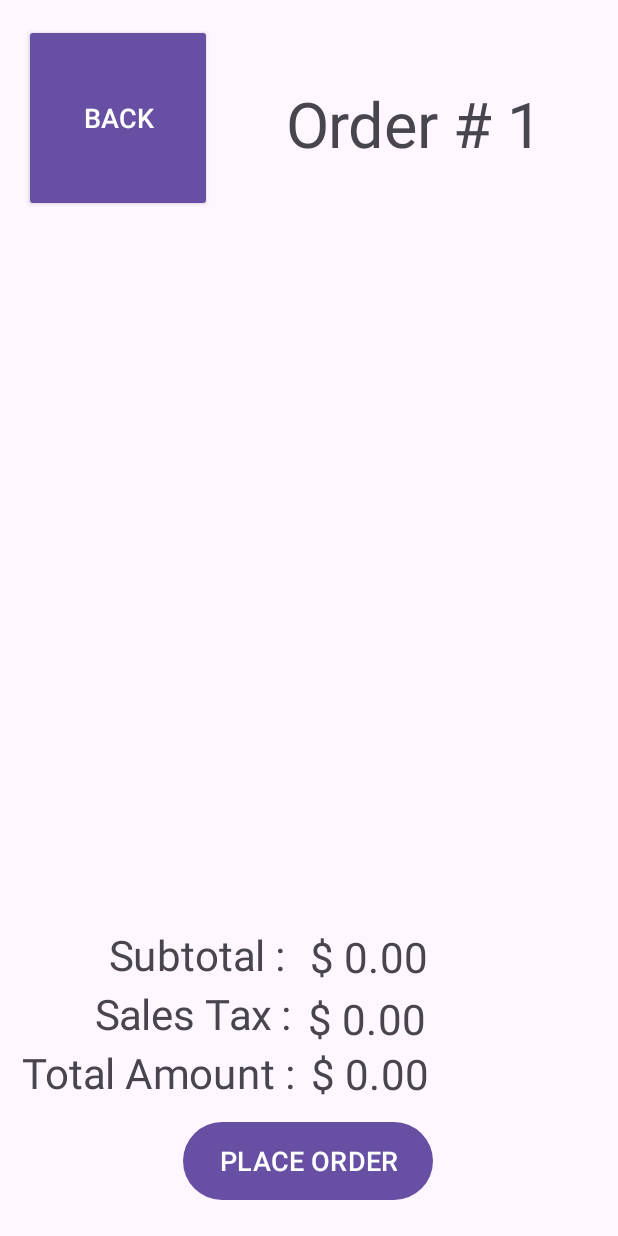
After one commit to benleiby/OrderManagerForAndroid, an Android app: the CurrentOrderActivity screen opened directly, with no data from a screen before it, on a phone screen of 412 x 824 dp. The commit adds this screen. Run offline under Robolectric (Android 15) with nearby library versions, the phone set to English and light mode, and no system bars.

Commit message:
CurrentOrder function.

```diff
--- a/app/src/main/AndroidManifest.xml
+++ b/app/src/main/AndroidManifest.xml
@@ -13,6 +13,9 @@
             android:theme="@style/Theme.OrderManagerForAndroid"
             tools:targetApi="31">
         <activity
+                android:name=".CurrentOrderActivity"
+                android:exported="false"/>
+        <activity
                 android:name=".DonutActivity"
                 android:exported="false"/>
         <activity
--- /dev/null
+++ b/app/src/main/java/com/example/ordermanagerforandroid/CurrentOrderActivity.java
@@ -0,0 +1,116 @@
+package com.example.ordermanagerforandroid;
+
+import android.annotation.SuppressLint;
+import android.app.AlertDialog;
+import android.content.DialogInterface;
+import android.view.View;
+import android.widget.TextView;
+import android.widget.Toast;
+import androidx.appcompat.app.AppCompatActivity;
+import android.os.Bundle;
+import androidx.recyclerview.widget.LinearLayoutManager;
+import androidx.recyclerview.widget.RecyclerView;
+
+import java.util.ArrayList;
+
+public class CurrentOrderActivity extends AppCompatActivity implements ItemAdapter.OnItemRemovedListener {
+
+    DataManager globalData;
+    TextView header;
+    TextView subtotalDisplay, salesTaxDisplay, totalDisplay;
+    ArrayList<MenuItem> items;
+    RecyclerView rcView;
+    ItemAdapter adapter;
+
+
+    @Override
+    protected void onCreate(Bundle savedInstanceState) {
+
+        super.onCreate(savedInstanceState);
+        setContentView(R.layout.activity_current_order);
+        globalData = DataManager.getDataManager();
+
+        // Set header txt
+        header = findViewById(R.id.currentOrderHeader);
+        String headerStr = "Order # " + globalData.getCurrentOrder().getORDER_NUMBER();
+        header.setText(headerStr);
+
+        // RCView Config
+        rcView = findViewById(R.id.orderRecyclerView);
+        items = globalData.getCurrentOrder().getItems();
+        adapter = new ItemAdapter(this, items);
+        rcView.setAdapter(adapter);
+        rcView.setLayoutManager(new LinearLayoutManager(this));
+
+        // Total displays
+        subtotalDisplay = findViewById(R.id.subTotalDisplay);
+        salesTaxDisplay = findViewById(R.id.salesTaxDisplay);
+        totalDisplay = findViewById(R.id.totalDisplay);
+
+        adapter.setOnItemRemovedListener(this);
+
+        updatePrices();
+
+    }
+
+    private void updatePrices() {
+
+        @SuppressLint("DefaultLocale") String subTotalStr = String.format("$ %.2f", globalData.getCurrentOrder().subTotal());
+        subtotalDisplay.setText(subTotalStr);
+        @SuppressLint("DefaultLocale") String taxStr = String.format("$ %.2f", globalData.getCurrentOrder().salesTax());
+        salesTaxDisplay.setText(taxStr);
+        @SuppressLint("DefaultLocale") String totalStr = String.format("$ %.2f", globalData.getCurrentOrder().totalAmount());
+        totalDisplay.setText(totalStr);
+
+    }
+
+    private void updateRcView() {
+
+        items = globalData.getCurrentOrder().getItems();
+        adapter = new ItemAdapter(this, items);
+        rcView.setAdapter(adapter);
+
+    }
+
+    public void back(View view) {
+        finish();
+    }
+
+    @Override
+    public void onItemRemoved() {
+        updatePrices();
+        updateRcView();
+    }
+
+    public void onPlaceOrderButtonClicked(View view) {
+
+        if (globalData.getCurrentOrder().getItems().isEmpty()) {
+            String toastMessage = "Order is empty.";
+            Toast.makeText(view.getContext(), toastMessage, Toast.LENGTH_SHORT).show();
+            return;
+        }
+
+        AlertDialog.Builder builder = new AlertDialog.Builder(view.getContext());
+        builder.setMessage("Are you sure you want to place order # " + globalData.getCurrentOrder().getORDER_NUMBER() + "?" );
+        builder.setPositiveButton("PLACE", new DialogInterface.OnClickListener() {
+            @Override
+            public void onClick(DialogInterface dialog, int which) {
+
+                globalData.getOrderList().add(globalData.getCurrentOrder());
+                globalData.setCurrentOrder(new Order(globalData.getCurrentOrder().getORDER_NUMBER() + 1));
+
+                finish();
+
+                // Display a toast indicating that the order was placed
+                String toastMessage = "Order Placed.";
+                Toast.makeText(view.getContext(), toastMessage, Toast.LENGTH_SHORT).show();
+
+            }
+        });
+
+        builder.setNegativeButton("Cancel", null);
+        builder.show();
+
+    }
+
+}
--- a/app/src/main/java/com/example/ordermanagerforandroid/DonutAdapter.java
+++ b/app/src/main/java/com/example/ordermanagerforandroid/DonutAdapter.java
@@ -96,9 +96,6 @@ public class DonutAdapter extends RecyclerView.Adapter<DonutAdapter.DonutHolder>
             builder.setPositiveButton("Add", new DialogInterface.OnClickListener() {
                 @Override
                 public void onClick(DialogInterface dialog, int which) {
-                    // Handle adding item to cart
-                    // You can access the item at the clicked position using items.get(position)
-                    // Perform the necessary action here
 
                     Donut donut = new Donut(items.get(position).getVariety(), Integer.parseInt(quantitySelected));
                     donut.setFlavor(items.get(position).getFlavor());
--- /dev/null
+++ b/app/src/main/java/com/example/ordermanagerforandroid/ItemAdapter.java
@@ -0,0 +1,115 @@
+package com.example.ordermanagerforandroid;
+
+import android.app.AlertDialog;
+import android.content.Context;
+import android.content.DialogInterface;
+import android.view.LayoutInflater;
+import android.view.View;
+import android.view.ViewGroup;
+import android.widget.Button;
+import android.widget.TextView;
+import android.widget.Toast;
+import androidx.annotation.NonNull;
+import androidx.recyclerview.widget.RecyclerView;
+import org.jetbrains.annotations.NotNull;
+
+import java.util.ArrayList;
+
+public class ItemAdapter extends RecyclerView.Adapter<ItemAdapter.ItemHolder> {
+
+    private Context context;
+    private ArrayList<MenuItem> items;
+
+    public ItemAdapter(Context context, ArrayList<MenuItem> items) {
+        this.context = context;
+        this.items = items;
+    }
+
+    public interface OnItemRemovedListener {
+        void onItemRemoved();
+    }
+
+    private OnItemRemovedListener mListener;
+
+    public void setOnItemRemovedListener(OnItemRemovedListener listener) {
+        mListener = listener;
+    }
+
+    @NonNull
+    @NotNull
+    @Override
+    public ItemAdapter.ItemHolder onCreateViewHolder(@NonNull @NotNull ViewGroup viewGroup, int i) {
+
+        LayoutInflater inflater = LayoutInflater.from(context);
+        View view = inflater.inflate(R.layout.order_row, viewGroup, false);
+        return new ItemAdapter.ItemHolder(view);
+
+    }
+
+    @Override
+    public void onBindViewHolder(@NonNull @NotNull ItemAdapter.ItemHolder itemHolder, int i) {
+
+        itemHolder.description.setText(items.get(i).toString());
+
+    }
+
+    @Override
+    public int getItemCount() {
+        return items.size();
+    }
+
+    public class ItemHolder extends RecyclerView.ViewHolder {
+
+        private TextView description;
+        private Button removeButton;
+
+        public ItemHolder(@NonNull @NotNull View itemView) {
+
+            super(itemView);
+            description = itemView.findViewById(R.id.itemDescription);
+            removeButton = itemView.findViewById(R.id.removeButton);
+
+            // Set OnClickListener for the removeButton
+            removeButton.setOnClickListener(v -> {
+                // Handle button click event
+                int position = getAdapterPosition(); // Get the adapter position of the clicked item
+                if (position != RecyclerView.NO_POSITION) {
+                    // Execute the desired action, such as showing a dialog or updating data
+                    showDialog(position);
+                }
+            });
+
+        }
+
+        private void showDialog(int position) {
+
+            AlertDialog.Builder builder = new AlertDialog.Builder(itemView.getContext());
+            builder.setMessage("Are you sure you want to remove " + items.get(position).toString() + "?");
+            builder.setPositiveButton("REMOVE", new DialogInterface.OnClickListener() {
+                @Override
+                public void onClick(DialogInterface dialog, int which) {
+
+                    DataManager globalData = DataManager.getDataManager();
+                    globalData.getCurrentOrder().remove(items.get(position));
+
+                    // Notify the activity that an item is removed
+                    if (mListener != null) {
+                        mListener.onItemRemoved();
+                    }
+
+                    // Display a toast indicating that the item was removed
+                    String toastMessage = "Item removed.";
+                    Toast.makeText(itemView.getContext(), toastMessage, Toast.LENGTH_SHORT).show();
+
+                }
+            });
+
+            builder.setNegativeButton("Cancel", null);
+            builder.show();
+
+        }
+
+    }
+
+
+}
--- /dev/null
+++ b/app/src/main/res/layout/activity_current_order.xml
@@ -0,0 +1,85 @@
+<?xml version="1.0" encoding="utf-8"?>
+<androidx.constraintlayout.widget.ConstraintLayout
+        xmlns:android="http://schemas.android.com/apk/res/android"
+        xmlns:tools="http://schemas.android.com/tools"
+        xmlns:app="http://schemas.android.com/apk/res-auto"
+        android:layout_width="match_parent"
+        android:layout_height="match_parent"
+        tools:context=".CurrentOrderActivity">
+
+    <Button
+            android:text="@string/back"
+            android:layout_width="125dp"
+            android:layout_height="125dp" android:id="@+id/backButton"
+            style="@style/Widget.AppCompat.Button" android:textSize="18sp" app:layout_constraintStart_toStartOf="parent"
+            android:layout_marginStart="16dp" app:layout_constraintTop_toTopOf="parent"
+            android:layout_marginTop="16dp"
+            android:onClick="back"/>
+    <TextView
+            android:layout_width="wrap_content"
+            android:layout_height="wrap_content" android:id="@+id/currentOrderHeader"
+            android:scaleX="3" android:scaleY="3"
+            app:layout_constraintEnd_toEndOf="parent" app:layout_constraintTop_toTopOf="parent"
+            android:layout_marginTop="72dp" app:layout_constraintStart_toEndOf="@+id/backButton"
+    />
+    <androidx.recyclerview.widget.RecyclerView
+            android:layout_width="0dp"
+            android:layout_height="0dp"
+            app:layout_constraintEnd_toEndOf="parent" app:layout_constraintStart_toStartOf="parent"
+            app:layout_constraintTop_toBottomOf="@+id/backButton"
+            app:layout_constraintHorizontal_bias="0.003" android:layout_marginTop="15dp"
+            android:id="@+id/orderRecyclerView"
+            app:layout_constraintBottom_toTopOf="@+id/subTotalLabel" android:layout_marginBottom="15dp"/>
+    <TextView
+            android:layout_width="wrap_content"
+            android:layout_height="wrap_content"
+            android:text="@string/total_amount" android:scaleX="2" android:scaleY="2"
+            app:layout_constraintBottom_toBottomOf="parent" android:layout_marginBottom="100dp"
+            app:layout_constraintStart_toStartOf="parent" android:layout_marginStart="60dp"
+            android:id="@+id/totalAmountLabel"/>
+    <TextView
+            android:text="@string/sales_tax"
+            android:layout_width="wrap_content"
+            android:layout_height="wrap_content" android:id="@+id/salesTaxLabel"
+            android:scaleX="2" android:scaleY="2" app:layout_constraintStart_toStartOf="parent"
+            android:layout_marginStart="96dp" android:layout_marginBottom="20dp"
+            app:layout_constraintBottom_toTopOf="@+id/totalAmountLabel"/>
+    <TextView
+            android:text="@string/subtotal"
+            android:layout_width="wrap_content"
+            android:layout_height="wrap_content" android:id="@+id/subTotalLabel"
+            android:scaleX="2" android:scaleY="2" app:layout_constraintStart_toStartOf="parent"
+            android:layout_marginStart="102dp" android:layout_marginBottom="20dp"
+            app:layout_constraintBottom_toTopOf="@+id/salesTaxLabel"/>
+    <Button
+            android:text="@string/place_order"
+            android:layout_width="wrap_content"
+            android:layout_height="0dp" android:id="@+id/placeOrderButton"
+            app:layout_constraintStart_toStartOf="parent" android:layout_marginStart="144dp"
+            android:layout_marginEnd="144dp" app:layout_constraintEnd_toEndOf="parent"
+            app:layout_constraintBottom_toBottomOf="parent" android:layout_marginBottom="20dp"
+            app:layout_constraintTop_toBottomOf="@+id/totalAmountLabel"
+            app:layout_constraintHorizontal_bias="0.513" app:layout_constraintVertical_bias="0.0"
+            android:textSize="18sp" android:layout_marginTop="20dp" android:onClick="onPlaceOrderButtonClicked"/>
+    <TextView
+            android:layout_width="wrap_content"
+            android:layout_height="wrap_content" android:id="@+id/totalDisplay"
+            android:scaleX="2" android:scaleY="2"
+            android:layout_marginStart="75dp"
+            app:layout_constraintStart_toEndOf="@+id/totalAmountLabel" app:layout_constraintBottom_toBottomOf="parent"
+            android:layout_marginBottom="99dp"/>
+    <TextView
+            android:layout_width="wrap_content"
+            android:layout_height="wrap_content" android:id="@+id/salesTaxDisplay"
+            android:scaleX="2" android:scaleY="2"
+            android:layout_marginStart="63dp"
+            app:layout_constraintStart_toEndOf="@+id/salesTaxLabel" app:layout_constraintBottom_toBottomOf="parent"
+            android:layout_marginBottom="136dp"/>
+    <TextView
+            android:layout_width="wrap_content"
+            android:layout_height="wrap_content" android:id="@+id/subTotalDisplay"
+            android:scaleX="2" android:scaleY="2"
+            android:layout_marginStart="65dp"
+            app:layout_constraintStart_toEndOf="@+id/subTotalLabel" app:layout_constraintBottom_toBottomOf="parent"
+            android:layout_marginBottom="177dp"/>
+</androidx.constraintlayout.widget.ConstraintLayout>
--- a/app/src/main/res/layout/activity_main.xml
+++ b/app/src/main/res/layout/activity_main.xml
@@ -49,7 +49,8 @@
                 android:text="@string/current_order_button_text"
                 android:layout_width="match_parent"
                 android:layout_height="match_parent" android:id="@+id/currentOrderButton" android:layout_weight="1"
-                style="?android:attr/buttonBarButtonStyle" android:textSize="24sp"/>
+                style="?android:attr/buttonBarButtonStyle" android:textSize="24sp"
+                android:onClick="onCurrentOrderButtonClick"/>
         <Button
                 android:text="@string/order_list_button_text"
                 android:layout_width="match_parent"
--- a/app/src/main/res/values/strings.xml
+++ b/app/src/main/res/values/strings.xml
@@ -11,4 +11,9 @@
     <string name="plus">+</string>
     <string name="display_of_a_delicious_donut">Display of a delicious donut</string>
     <string name="add">ADD</string>
+    <string name="remove">REMOVE</string>
+    <string name="place_order">PLACE ORDER</string>
+    <string name="total_amount">Total Amount :</string>
+    <string name="sales_tax">Sales Tax :</string>
+    <string name="subtotal">Subtotal :</string>
 </resources>
```
Also changed, not shown: app/src/main/java/com/example/ordermanagerforandroid/MainActivity.java (+4 -4 lines), app/src/main/res/layout/order_row.xml (added, +43 -0 lines).
